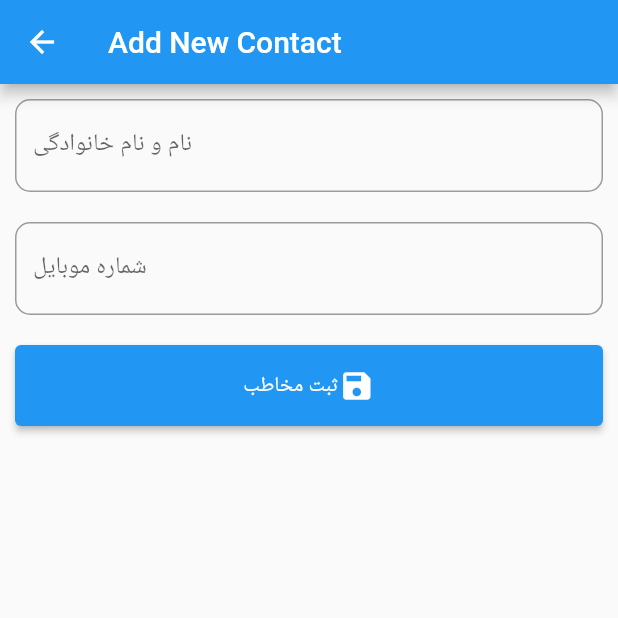
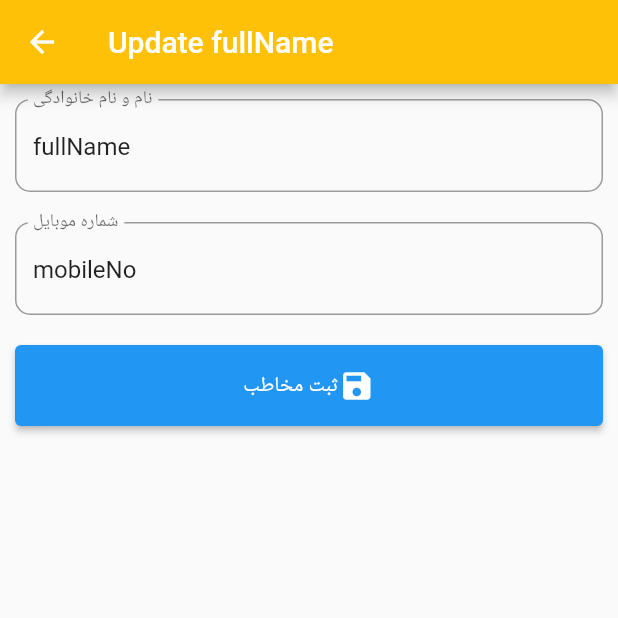
Before and after one commit to Amir-Hossin-pr/Contacts_flutter, a Flutter app: the screen it shows after launch, after a tap on the "refresh" icon, after a tap on the "edit" icon, on a phone screen of 412 x 824 dp, the top half of it. Run offline on Flutter 3.47's test engine with Material 2 defaults, Android fonts, the phone set to English and light mode, and no system bars; our stand-ins replace get; network calls fail.

Commit message:
use getx controller for user

```diff
--- a/contacts/lib/views/upsert_screen.dart
+++ b/contacts/lib/views/upsert_screen.dart
@@ -1,43 +1,40 @@
-import 'package:contacts/utils/network.dart';
+import 'package:contacts/controllers/contacts_controller.dart';
+import 'package:contacts/models/contact.dart';
 import 'package:contacts/widgets/upsert/input_text.dart';
 import 'package:flutter/material.dart';
+import 'package:get/state_manager.dart';
 
-class UpsertScreen extends StatefulWidget {
-  const UpsertScreen({super.key});
-
-  static TextEditingController fullName = TextEditingController();
-  static TextEditingController mobileNo = TextEditingController();
-  static int contactId = -1;
-
-  @override
-  State<UpsertScreen> createState() => _UpsertScreenState();
-}
-
-class _UpsertScreenState extends State<UpsertScreen> {
-  @override
-  Widget build(BuildContext context) {
-    String title = UpsertScreen.contactId == -1
-        ? "Add New Contact"
-        : 'Edit `${UpsertScreen.fullName.text}`';
+class UpsertScreen extends StatelessWidget {
+  final TextEditingController fullName = TextEditingController();
+  final TextEditingController mobileNo = TextEditingController();
+  int contactId = -1;
 
   final formKey = GlobalKey<FormState>();
 
+  @override
+  Widget build(BuildContext context) {
+    return GetBuilder(builder: (ContactsController contactsController) {
+      if (contactsController.currentContact.value.id != -1) {
+        contactId = contactsController.currentContact.value.id;
+        fullName.text = contactsController.currentContact.value.fullName;
+        mobileNo.text = contactsController.currentContact.value.mobileNo;
+      }
       return Form(
           key: formKey,
           child: Scaffold(
             appBar: AppBar(
-            title: Text(title),
+              title: Text(contactId == -1
+                  ? 'Create New Contact'
+                  : 'Update ${fullName.text}'),
               leading: IconButton(
                 onPressed: () {
-                UpsertScreen.contactId = -1;
-                UpsertScreen.fullName.text = "";
-                UpsertScreen.mobileNo.text = "";
+                  contactsController.currentContact.value =
+                      Contact(fullName: '', mobileNo: '', id: -1);
                   Navigator.pop(context);
                 },
                 icon: const Icon(Icons.arrow_back),
               ),
-            backgroundColor:
-                UpsertScreen.contactId == -1 ? Colors.blue : Colors.amber,
+              backgroundColor: contactId == -1 ? Colors.blue : Colors.amber,
             ),
             body: Column(
               children: [
@@ -45,24 +42,23 @@ class _UpsertScreenState extends State<UpsertScreen> {
                     hint: 'نام و نام خانوادگی',
                     lable: 'نام و نام خانوادگی',
                     errorText: 'لطفا نام را وارد کنید',
-                  controller: UpsertScreen.fullName),
+                    controller: fullName),
                 InputOutline(
                     hint: 'موبایل',
                     lable: 'شماره موبایل',
                     errorText: 'لطفا شماره موبایل را وارد کنید',
                     inputTtype: TextInputType.phone,
-                  controller: UpsertScreen.mobileNo),
+                    controller: mobileNo),
                 Padding(
                   padding: const EdgeInsets.all(10),
                   child: ElevatedButton(
                     style: ButtonStyle(
-                      padding:
-                          MaterialStateProperty.all(const EdgeInsets.all(15))),
+                        padding: MaterialStateProperty.all(
+                            const EdgeInsets.all(15))),
                     onPressed: () async {
                       void clearForm() {
-                      UpsertScreen.contactId = -1;
-                      UpsertScreen.fullName.text = "";
-                      UpsertScreen.mobileNo.text = "";
+                        contactsController.currentContact.value =
+                            Contact(fullName: '', mobileNo: '', id: -1);
                       }
 
                       void showSnackbar(String message, bool success) {
@@ -75,24 +71,20 @@ class _UpsertScreenState extends State<UpsertScreen> {
                       }
 
                       if (formKey.currentState!.validate()) {
-                      if (UpsertScreen.contactId == -1) {
-                        if (await Network.postData(
-                            mobileNo: UpsertScreen.mobileNo.text,
-                            fullName: UpsertScreen.fullName.text)) {
+                        if (contactId == -1) {
+                          if (await contactsController.insertContact(
+                              fullName.text, mobileNo.text)) {
                             showSnackbar(
-                              '`${UpsertScreen.fullName.text}` Inserted Successfuly',
+                                '`${fullName.text}` Inserted Successfuly',
                                 true);
                             clearForm();
                             Navigator.pop(context);
                           }
                         } else {
-                        if (await Network.pustData(
-                            mobileNo: UpsertScreen.mobileNo.text,
-                            fullName: UpsertScreen.fullName.text,
-                            id: UpsertScreen.contactId)) {
+                          if (await contactsController.updateContact(
+                              contactId, fullName.text, mobileNo.text)) {
                             showSnackbar(
-                              '`${UpsertScreen.fullName.text}` Updated Successfuly',
-                              true);
+                                '`${fullName.text}` Updated Successfuly', true);
                             clearForm();
                             Navigator.pop(context);
                           }
@@ -111,5 +103,6 @@ class _UpsertScreenState extends State<UpsertScreen> {
               ],
             ),
           ));
+    });
   }
 }
```
Lines whose indentation alone changed are shown as unchanged.
